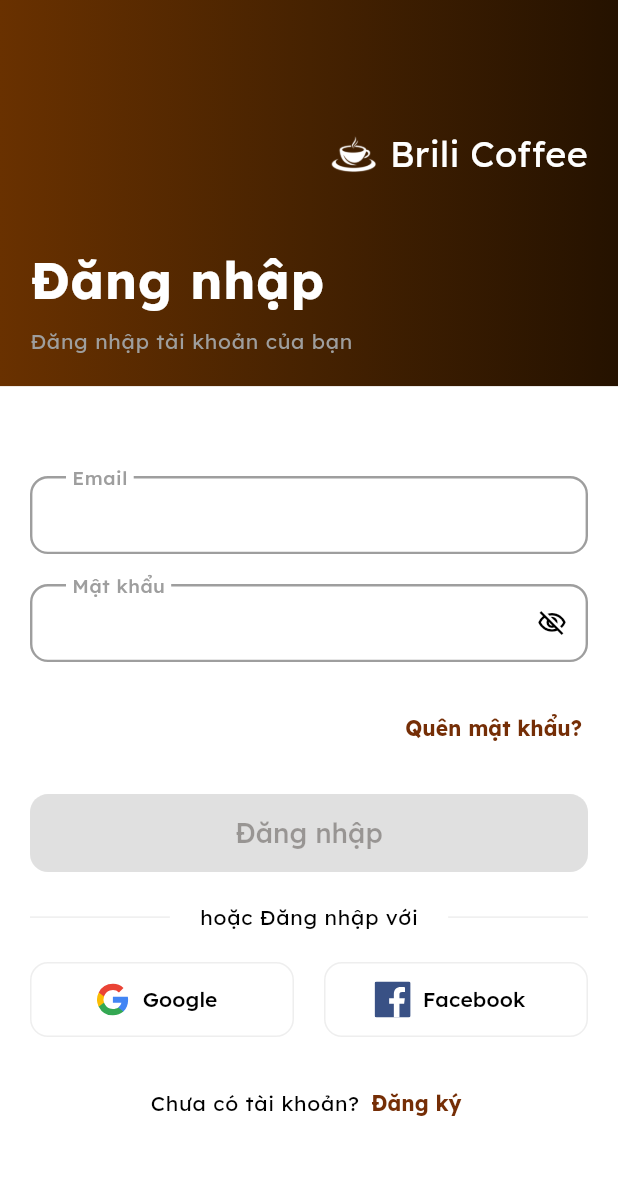
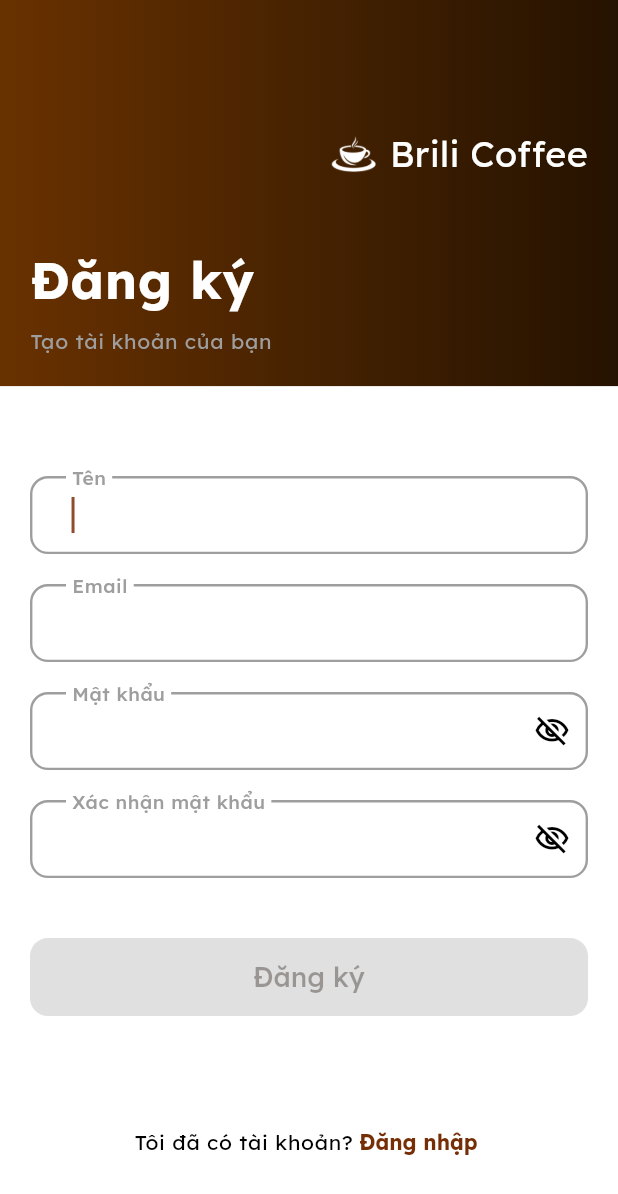
Before and after one commit to minhtun64/flutter-coffee-tea-shop-app, a Flutter app: the screen it shows after launch, after a tap on "Đăng ký", on a phone screen of 412 x 824 dp. Shown: the top 1194 px of the screen. Run offline on Flutter 3.47's test engine with Material 3 defaults, Android fonts, the phone set to English and light mode, and no system bars; our stand-ins replace flutter_svg.

```diff
--- a/lib/routes.dart
+++ b/lib/routes.dart
@@ -1,6 +1,7 @@
 import 'package:flutter/material.dart';
 
 import 'screens/login/login_screen.dart';
+import 'screens/register/register_screen.dart';
 import 'utils/common_widgets/invalid_route.dart';
 import 'values/app_routes.dart';
 
@@ -23,6 +24,9 @@ class Routes {
       case AppRoutes.login:
         return getRoute(widget: const LoginPage());
 
+      case AppRoutes.register:
+        return getRoute(widget: const RegisterPage());
+
       /// An invalid route. User shouldn't see this,
       /// it's for debugging purpose only.
       default:
--- a/lib/screens/login/login_screen.dart
+++ b/lib/screens/login/login_screen.dart
@@ -10,10 +10,8 @@ import '../../values/app_regex.dart';
 import '../../values/app_routes.dart';
 import '../../values/app_strings.dart';
 import '../../values/app_theme.dart';
-// import 'widgets/login_button.dart';
-// import 'widgets/login_form.dart';
-import 'widgets/login_logo.dart';
-// import 'widgets/login_signup.dart';
+
+import '../../utils/common_widgets/logo_branch_label.dart';
 
 class LoginPage extends StatefulWidget {
   const LoginPage({super.key});
@@ -82,7 +80,7 @@ class _LoginPageState extends State<LoginPage> {
                 children: [
                   const GradientBackground(
                     children: [
-                      LoginLogo(),
+                      LogoBrandLabel(),
                       SizedBox(
                         height: 40,
                       ),
@@ -239,7 +237,9 @@ class _LoginPageState extends State<LoginPage> {
                       ),
                       const SizedBox(width: 4),
                       TextButton(
-                        onPressed: () {},
+                        onPressed: () => NavigationHelper.pushReplacementNamed(
+                          AppRoutes.register,
+                        ),
                         child: const Text(AppStrings.register),
                       ),
                     ],
--- /dev/null
+++ b/lib/screens/register/register_screen.dart
@@ -0,0 +1,280 @@
+import 'package:flutter/material.dart';
+
+import '../../components/app_text_form_field.dart';
+import '../../utils/common_widgets/gradient_background.dart';
+import '../../utils/helpers/navigation_helper.dart';
+import '../../utils/helpers/snackbar_helper.dart';
+import '../../values/app_constants.dart';
+import '../../values/app_regex.dart';
+import '../../values/app_routes.dart';
+import '../../values/app_strings.dart';
+import '../../values/app_theme.dart';
+import '../../utils/common_widgets/logo_branch_label.dart';
+
+class RegisterPage extends StatefulWidget {
+  const RegisterPage({super.key});
+
+  @override
+  State<RegisterPage> createState() => _RegisterPageState();
+}
+
+class _RegisterPageState extends State<RegisterPage> {
+  final _formKey = GlobalKey<FormState>();
+
+  late final TextEditingController nameController;
+  late final TextEditingController emailController;
+  late final TextEditingController passwordController;
+  late final TextEditingController confirmPasswordController;
+
+  final ValueNotifier<bool> passwordNotifier = ValueNotifier(true);
+  final ValueNotifier<bool> confirmPasswordNotifier = ValueNotifier(true);
+  final ValueNotifier<bool> fieldValidNotifier = ValueNotifier(false);
+
+  void initializeControllers() {
+    nameController = TextEditingController()..addListener(controllerListener);
+    emailController = TextEditingController()..addListener(controllerListener);
+    passwordController = TextEditingController()
+      ..addListener(controllerListener);
+    confirmPasswordController = TextEditingController()
+      ..addListener(controllerListener);
+  }
+
+  void disposeControllers() {
+    nameController.dispose();
+    emailController.dispose();
+    passwordController.dispose();
+    confirmPasswordController.dispose();
+  }
+
+  void controllerListener() {
+    final name = nameController.text;
+    final email = emailController.text;
+    final password = passwordController.text;
+    final confirmPassword = confirmPasswordController.text;
+
+    if (name.isEmpty &&
+        email.isEmpty &&
+        password.isEmpty &&
+        confirmPassword.isEmpty) return;
+
+    if (AppRegex.emailRegex.hasMatch(email) &&
+        AppRegex.passwordRegex.hasMatch(password) &&
+        AppRegex.passwordRegex.hasMatch(confirmPassword)) {
+      fieldValidNotifier.value = true;
+    } else {
+      fieldValidNotifier.value = false;
+    }
+  }
+
+  @override
+  void initState() {
+    initializeControllers();
+    super.initState();
+  }
+
+  @override
+  void dispose() {
+    disposeControllers();
+    super.dispose();
+  }
+
+  @override
+  Widget build(BuildContext context) {
+    return Scaffold(
+        body: Column(children: [
+      Expanded(
+          child: SingleChildScrollView(
+        child: Column(
+          mainAxisAlignment: MainAxisAlignment.center,
+          children: [
+            const GradientBackground(
+              children: [
+                LogoBrandLabel(),
+                SizedBox(
+                  height: 40,
+                ),
+                Text(AppStrings.register, style: AppTheme.title_Large),
+                SizedBox(height: 6),
+                Text(AppStrings.createYourAccount, style: AppTheme.body_Small),
+              ],
+            ),
+            const SizedBox(
+              height: 40,
+            ),
+            Padding(
+              padding: const EdgeInsets.all(20),
+              child: Form(
+                key: _formKey,
+                child: Column(
+                  crossAxisAlignment: CrossAxisAlignment.end,
+                  children: [
+                    AppTextFormField(
+                      autofocus: true,
+                      labelText: AppStrings.name,
+                      keyboardType: TextInputType.name,
+                      textInputAction: TextInputAction.next,
+                      onChanged: (value) => _formKey.currentState?.validate(),
+                      validator: (value) {
+                        return value!.isEmpty
+                            ? AppStrings.pleaseEnterName
+                            : value.length < 4
+                                ? AppStrings.invalidName
+                                : null;
+                      },
+                      controller: nameController,
+                    ),
+                    AppTextFormField(
+                      labelText: AppStrings.email,
+                      controller: emailController,
+                      textInputAction: TextInputAction.next,
+                      keyboardType: TextInputType.emailAddress,
+                      onChanged: (_) => _formKey.currentState?.validate(),
+                      validator: (value) {
+                        return value!.isEmpty
+                            ? AppStrings.pleaseEnterEmailAddress
+                            : AppConstants.emailRegex.hasMatch(value)
+                                ? null
+                                : AppStrings.invalidEmailAddress;
+                      },
+                    ),
+                    ValueListenableBuilder<bool>(
+                      valueListenable: passwordNotifier,
+                      builder: (_, passwordObscure, __) {
+                        return AppTextFormField(
+                          obscureText: passwordObscure,
+                          controller: passwordController,
+                          labelText: AppStrings.password,
+                          textInputAction: TextInputAction.next,
+                          keyboardType: TextInputType.visiblePassword,
+                          onChanged: (_) => _formKey.currentState?.validate(),
+                          validator: (value) {
+                            return value!.isEmpty
+                                ? AppStrings.pleaseEnterPassword
+                                : AppConstants.passwordRegex.hasMatch(value)
+                                    ? null
+                                    : AppStrings.invalidPassword;
+                          },
+                          suffixIcon: Focus(
+                            /// If false,
+                            ///
+                            /// disable focus for all of this node's descendants
+                            descendantsAreFocusable: false,
+
+                            /// If false,
+                            ///
+                            /// make this widget's descendants un-traversable.
+                            // descendantsAreTraversable: false,
+                            child: IconButton(
+                              onPressed: () =>
+                                  passwordNotifier.value = !passwordObscure,
+                              style: IconButton.styleFrom(
+                                minimumSize: const Size.square(48),
+                              ),
+                              icon: Icon(
+                                passwordObscure
+                                    ? Icons.visibility_off_outlined
+                                    : Icons.visibility_outlined,
+                                color: Colors.black,
+                              ),
+                            ),
+                          ),
+                        );
+                      },
+                    ),
+                    ValueListenableBuilder(
+                      valueListenable: confirmPasswordNotifier,
+                      builder: (_, confirmPasswordObscure, __) {
+                        return AppTextFormField(
+                          labelText: AppStrings.confirmPassword,
+                          controller: confirmPasswordController,
+                          obscureText: confirmPasswordObscure,
+                          textInputAction: TextInputAction.done,
+                          keyboardType: TextInputType.visiblePassword,
+                          onChanged: (_) => _formKey.currentState?.validate(),
+                          validator: (value) {
+                            return value!.isEmpty
+                                ? AppStrings.pleaseReEnterPassword
+                                : AppConstants.passwordRegex.hasMatch(value)
+                                    ? passwordController.text ==
+                                            confirmPasswordController.text
+                                        ? null
+                                        : AppStrings.passwordNotMatched
+                                    : AppStrings.invalidPassword;
+                          },
+                          suffixIcon: Focus(
+                            /// If false,
+                            ///
+                            /// disable focus for all of this node's descendants.
+                            descendantsAreFocusable: false,
+
+                            /// If false,
+                            ///
+                            /// make this widget's descendants un-traversable.
+                            // descendantsAreTraversable: false,
+                            child: IconButton(
+                              onPressed: () => confirmPasswordNotifier.value =
+                                  !confirmPasswordObscure,
+                              style: IconButton.styleFrom(
+                                minimumSize: const Size.square(48),
+                              ),
+                              icon: Icon(
+                                confirmPasswordObscure
+                                    ? Icons.visibility_off_outlined
+                                    : Icons.visibility_outlined,
+                                color: Colors.black,
+                              ),
+                            ),
+                          ),
+                        );
+                      },
+                    ),
+                    const SizedBox(
+                      height: 20,
+                    ),
+                    ValueListenableBuilder(
+                      valueListenable: fieldValidNotifier,
+                      builder: (_, isValid, __) {
+                        return FilledButton(
+                          onPressed: isValid
+                              ? () {
+                                  SnackbarHelper.showSnackBar(
+                                    AppStrings.registrationComplete,
+                                  );
+                                  nameController.clear();
+                                  emailController.clear();
+                                  passwordController.clear();
+                                  confirmPasswordController.clear();
+                                }
+                              : null,
+                          child: const Text(AppStrings.register),
+                        );
+                      },
+                    ),
+                  ],
+                ),
+              ),
+            ),
+            const SizedBox(
+              height: 40,
+            ),
+            Row(
+              mainAxisAlignment: MainAxisAlignment.center,
+              children: [
+                Text(
+                  AppStrings.iHaveAnAccount,
+                  style: AppTheme.body_Small.copyWith(color: Colors.black),
+                ),
+                TextButton(
+                  onPressed: () => NavigationHelper.pushReplacementNamed(
+                    AppRoutes.login,
+                  ),
+                  child: const Text(AppStrings.login),
+                ),
+              ],
+            ),
+          ],
+        ),
+      ))
+    ]));
+  }
+}
--- a/lib/screens/login/widgets/login_logo.dart
+++ b/lib/utils/common_widgets/logo_branch_label.dart
@@ -1,9 +1,9 @@
 import 'package:flutter/material.dart';
 
-import '../../../values/app_theme.dart';
+import '../../values/app_theme.dart';
 
-class LoginLogo extends StatelessWidget {
-  const LoginLogo({super.key});
+class LogoBrandLabel extends StatelessWidget {
+  const LogoBrandLabel({super.key});
 
   @override
   Widget build(BuildContext context) {
--- a/lib/values/app_routes.dart
+++ b/lib/values/app_routes.dart
@@ -2,4 +2,5 @@ class AppRoutes {
   const AppRoutes._();
 
   static const String login = 'login';
+  static const String register = 'register';
 }
--- a/lib/values/app_strings.dart
+++ b/lib/values/app_strings.dart
@@ -26,4 +26,15 @@ class AppStrings {
   static const String pleaseEnterPassword = 'Hãy nhập mật khẩu';
   static const String invalidPassword =
       'Mật khẩu phải có ít nhất 8 ký tự,\nbao gồm chữ cái hoa, chữ cái thường,\nsố và ký tự đặc biệt';
+
+// REGISTER
+  static const String registrationComplete = 'Đăng ký hoàn tất!';
+
+  static const String name = 'Tên';
+  static const String pleaseEnterName = 'Hãy nhập tên';
+  static const String invalidName = 'Tên không hợp lệ';
+
+  static const String confirmPassword = 'Xác nhận mật khẩu';
+  static const String pleaseReEnterPassword = 'Hãy nhập lại mật khẩu';
+  static const String passwordNotMatched = 'Mật khẩu không khớp!';
 }
```
